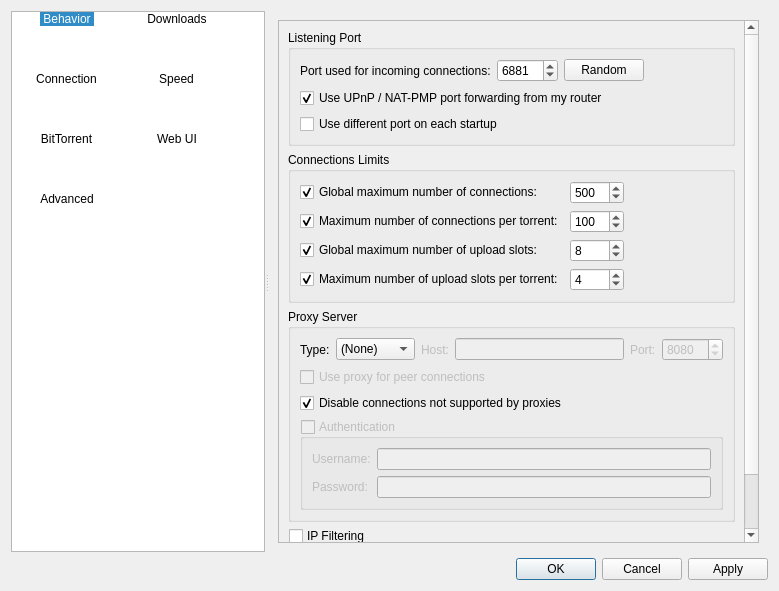
SysAdminDoc/qBittorrent-Vanced, file src/preferences/options.ui: the form before one commit.
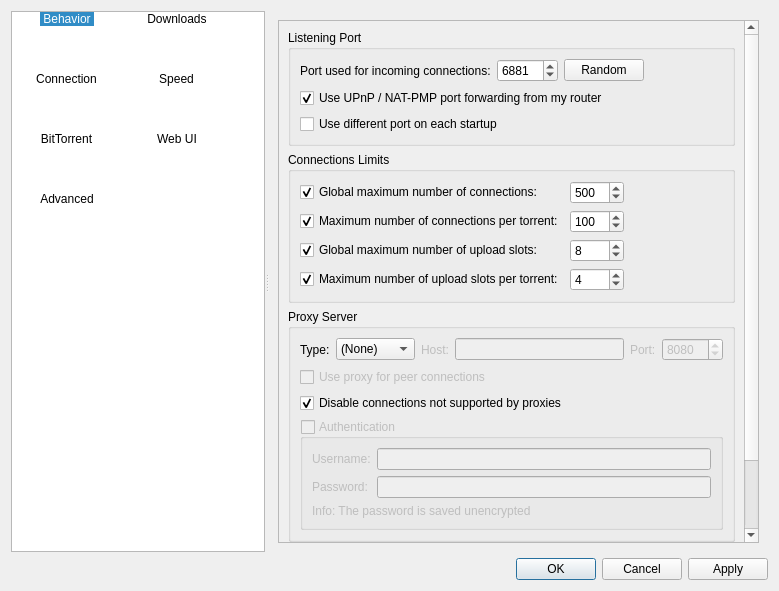
The form after the commit. The open tabs and pages were chosen to show the change. Icons and pictures are not drawn.

Commit message: Add info about the proxy password being saved unencrypted. Closes #1490.

Patch:
```diff
--- a/src/preferences/options.ui
+++ b/src/preferences/options.ui
@@ -1444,6 +1444,13 @@
                     </item>
                    </layout>
                   </item>
+                  <item>
+                   <widget class="QLabel" name="label_23">
+                    <property name="text">
+                     <string>Info: The password is saved unencrypted</string>
+                    </property>
+                   </widget>
+                  </item>
                  </layout>
                 </widget>
                </item>
```
